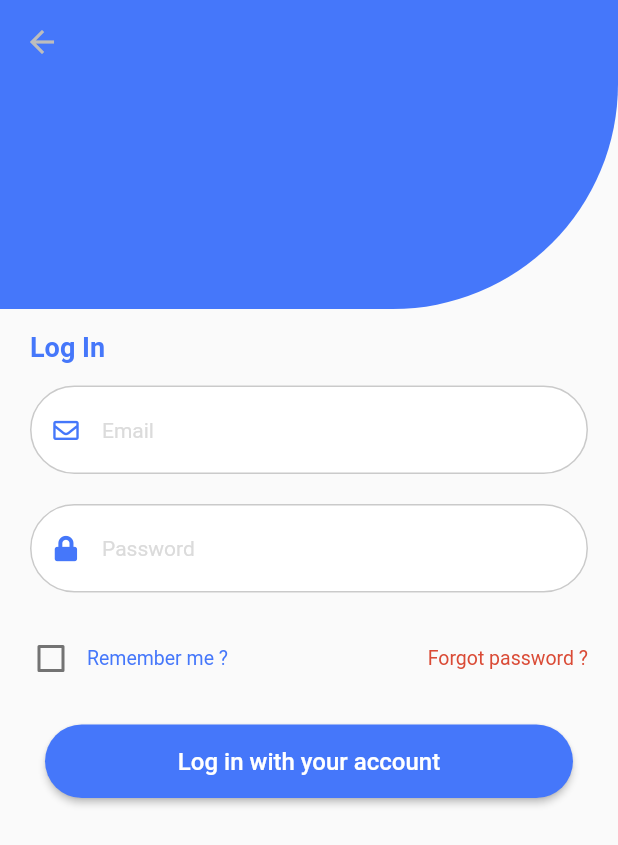
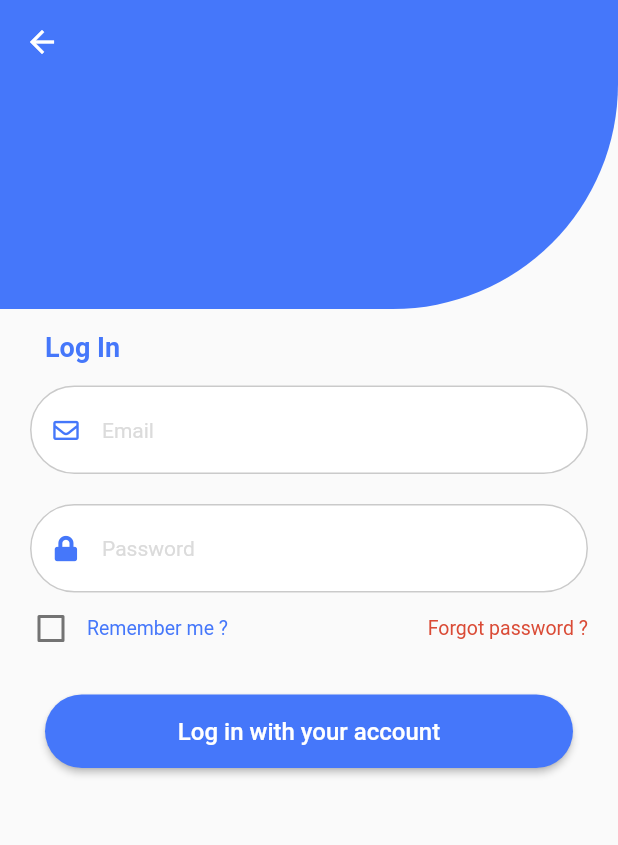
Before and after one commit to Abir-Bouhriz/Authentication-UI-1, a Flutter app: the screen it shows after launch, on a phone screen of 412 x 824 dp. Shown: the top 845 px of the screen. Run offline on Flutter 3.47's test engine with Material 2 defaults, Android fonts, the phone set to English and light mode, and no system bars; our stand-ins replace font_awesome_flutter.

Commit message:
fix checkbox padding & leading icon color

```diff
--- a/lib/pages/login.dart
+++ b/lib/pages/login.dart
@@ -16,7 +16,7 @@ class _LoginState extends State<Login> {
         elevation: 0,
         backgroundColor: Color(0xff4577FA),
         leading: IconButton(
-          icon: Icon(Icons.arrow_back, color: Colors.grey[400]),
+          icon: Icon(Icons.arrow_back, color: Colors.white),
           onPressed: () {},
         ),
       ),
@@ -33,7 +33,7 @@ class _LoginState extends State<Login> {
             ),
           ),
           Padding(
-            padding: const EdgeInsets.fromLTRB(20.0, 15.0, 0.0, 15.0),
+            padding: const EdgeInsets.symmetric(horizontal: 30, vertical: 15),
             child: Text(
               'Log In',
               style: TextStyle(
@@ -91,14 +91,13 @@ class _LoginState extends State<Login> {
               ),
             ),
           ),
-          SizedBox(height: 20.0),
           Row(
             children: [
               Padding(
                 padding: const EdgeInsets.only(left: 10),
                 child: Checkbox(
-                  checkColor: Colors.greenAccent,
-                  activeColor: Colors.red,
+                  checkColor: Colors.white,
+                  activeColor: Color(0xff4577FA),
                   value: checkedValue,
                   onChanged: (bool value) {
                     setState(
```
